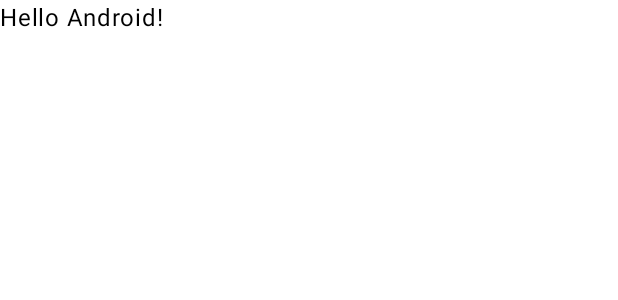
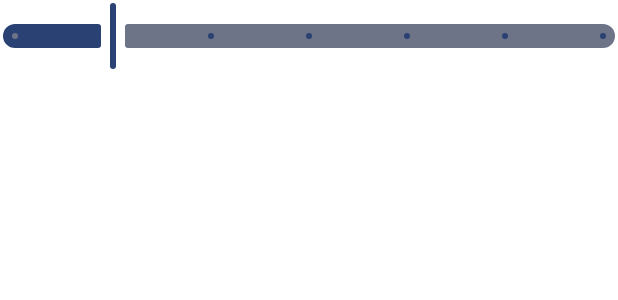
Before and after one commit to Supre-le-sucre/Cardiac-Coherence, an Android app built with Jetpack Compose: the @Preview function GreetingPreview, on a phone screen of 412 x 824 dp. Shown: the top 300 px of the screen. Run offline under Robolectric (Android 15) with nearby library versions, the phone set to English and light mode, and no system bars.

Commit message:
Trying things out (for now)

```diff
--- a/app/src/main/java/fr/supre/cardiac_coherence/MainActivity.kt
+++ b/app/src/main/java/fr/supre/cardiac_coherence/MainActivity.kt
@@ -4,26 +4,29 @@ import android.os.Bundle
 import androidx.activity.ComponentActivity
 import androidx.activity.compose.setContent
 import androidx.activity.enableEdgeToEdge
+import androidx.compose.foundation.layout.Row
 import androidx.compose.foundation.layout.fillMaxSize
 import androidx.compose.foundation.layout.padding
 import androidx.compose.material3.Scaffold
+import androidx.compose.material3.Slider
+import androidx.compose.material3.Surface
 import androidx.compose.material3.Text
 import androidx.compose.runtime.Composable
 import androidx.compose.ui.Modifier
+import androidx.compose.ui.graphics.Color
 import androidx.compose.ui.tooling.preview.Preview
-import fr.supre.cardiac_coherence.ui.theme.CohérenceCardiaqueTheme
+import androidx.compose.ui.unit.dp
+import fr.supre.cardiac_coherence.ui.theme.CardiacCoherenceTheme
 
 class MainActivity : ComponentActivity() {
     override fun onCreate(savedInstanceState: Bundle?) {
         super.onCreate(savedInstanceState)
         enableEdgeToEdge()
         setContent {
-            CohérenceCardiaqueTheme {
+            CardiacCoherenceTheme {
                 Scaffold(modifier = Modifier.fillMaxSize()) { innerPadding ->
-                    Greeting(
-                        name = "Android",
-                        modifier = Modifier.padding(innerPadding)
-                    )
+                    val s = Session(6f, 300, arrayOf(Sounds.FIREPLACE, Sounds.RAIN))
+                    InitialSetupParams(s)
                 }
             }
         }
@@ -31,17 +34,31 @@ class MainActivity : ComponentActivity() {
 }
 
 @Composable
+fun InitialSetupParams(s: Session){
+
+    Row {
+        Slider(value=s.respPerMin, onValueChange = { s.respPerMin = it }, steps = 5, valueRange=5f..10f, enabled=true)
+    }
+}
+
+@Composable
 fun Greeting(name: String, modifier: Modifier = Modifier) {
-    Text(
-        text = "Hello $name!",
-        modifier = modifier
-    )
+
+    Surface(color= Color.Red) {
+        Text(
+            text = "Hello $name!",
+            modifier = modifier.padding(24.dp)
+        )
+    }
 }
+
 
 @Preview(showBackground = true)
 @Composable
 fun GreetingPreview() {
-    CohérenceCardiaqueTheme {
-        Greeting("Android")
+
+    CardiacCoherenceTheme {
+        val s = Session(6f, 300, arrayOf(Sounds.FIREPLACE, Sounds.RAIN))
+        InitialSetupParams(s)
     }
 }
--- /dev/null
+++ b/app/src/main/java/fr/supre/cardiac_coherence/Session.kt
@@ -0,0 +1,19 @@
+package fr.supre.cardiac_coherence
+
+
+/**
+ * A cardiac Coherence Session.
+ *
+ * This class should be constructed when the application first launches
+ * its parameters should be modified according to user input
+ *
+ * @param respPerMin The number of respiration per minute
+ * @param duration The duration of the session in seconds (should be at least 300 seconds (5 minutes)
+ * @param sounds The sound to be played during the session (can be empty)
+ *
+ */
+class Session(var respPerMin: Float,  var duration: Int, var sounds: Array<Sounds>) {
+
+    constructor(respPerMin: Float, duration: Int) : this(respPerMin, duration, emptyArray())
+
+}
--- a/app/src/main/java/fr/supre/cardiac_coherence/ui/theme/Theme.kt
+++ b/app/src/main/java/fr/supre/cardiac_coherence/ui/theme/Theme.kt
@@ -1,6 +1,5 @@
 package fr.supre.cardiac_coherence.ui.theme
 
-import android.app.Activity
 import android.os.Build
 import androidx.compose.foundation.isSystemInDarkTheme
 import androidx.compose.material3.MaterialTheme
@@ -34,7 +33,7 @@ private val LightColorScheme = lightColorScheme(
 )
 
 @Composable
-fun CohérenceCardiaqueTheme(
+fun CardiacCoherenceTheme(
     darkTheme: Boolean = isSystemInDarkTheme(),
     // Dynamic color is available on Android 12+
     dynamicColor: Boolean = true,
```
Also changed, not shown: app/src/main/java/fr/supre/cardiac_coherence/Sounds.kt (added, +7 -0 lines).
